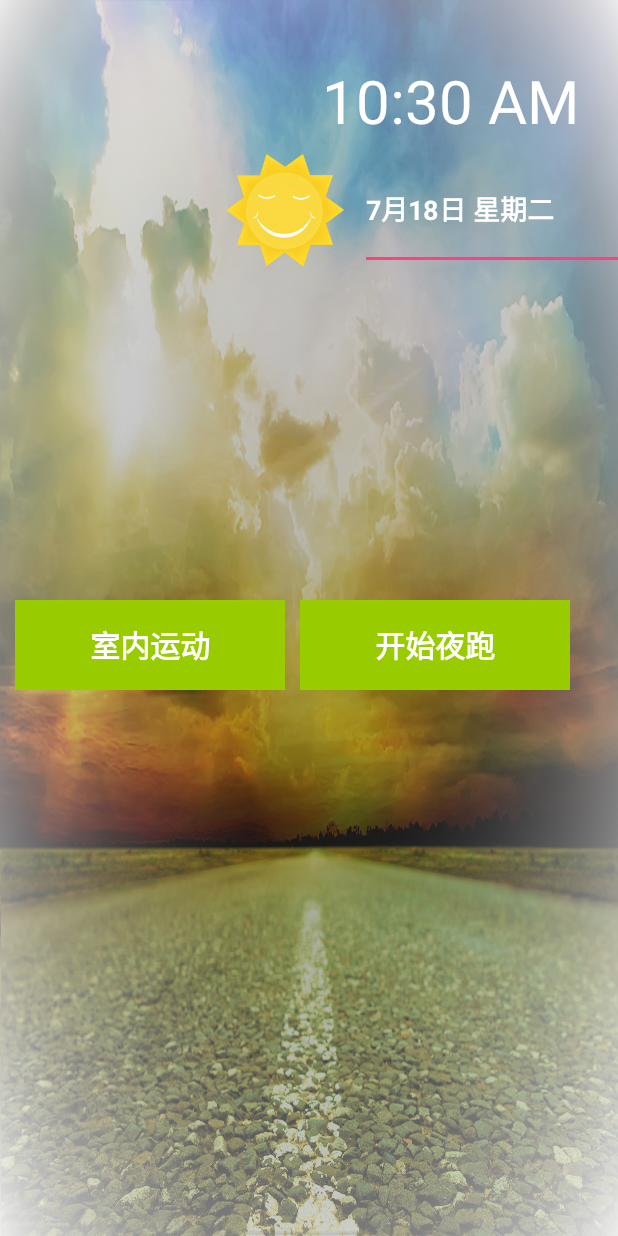
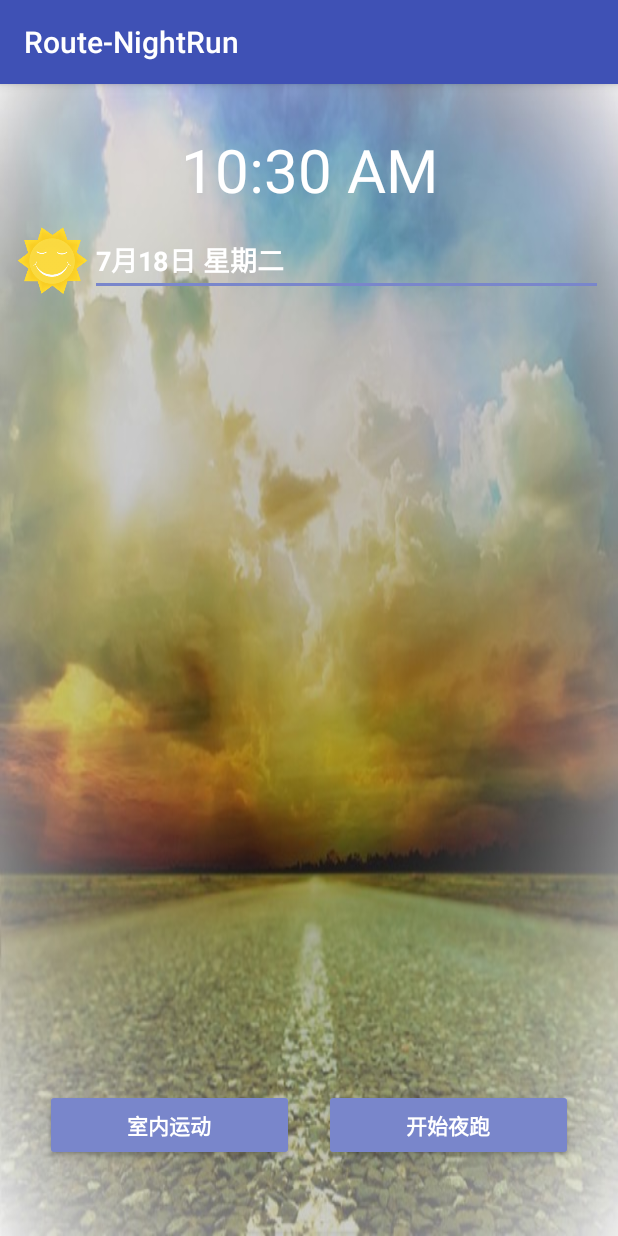
Before and after one commit to siweituxin-whursgis/Route-NightRun, an Android app: the screen it shows after launch (weatherActivity), on a phone screen of 412 x 824 dp. Run offline under Robolectric (Android 15) with nearby library versions, the phone set to English and light mode, and no system bars.

Commit message:
修复了运行时bug，调整首页布局

```diff
--- a/app/build.gradle
+++ b/app/build.gradle
@@ -35,6 +35,6 @@ dependencies {
     })
     compile 'com.android.support:appcompat-v7:23.4.0'
     compile 'com.android.support.constraint:constraint-layout:1.0.2'
+    compile 'com.esri.arcgisruntime:arcgis-android:100.1.0'
     testCompile 'junit:junit:4.12'
-    compile 'com.esri.arcgisruntime:arcgis-android:100.1.0'
 }
--- a/app/src/main/java/com/example/huyigong/route_nightrun/weatherActivity.java
+++ b/app/src/main/java/com/example/huyigong/route_nightrun/weatherActivity.java
@@ -1,156 +1,28 @@
 package com.example.huyigong.route_nightrun;
 
-import android.annotation.SuppressLint;
 import android.content.Intent;
+import android.support.v7.app.AppCompatActivity;
 import android.os.Bundle;
-import android.os.Handler;
-import android.support.v7.app.ActionBar;
-import android.support.v7.app.AppCompatActivity;
-import android.view.MotionEvent;
 import android.view.View;
 import android.widget.Button;
 
-/**
- * An example full-screen activity that shows and hides the system UI (i.e.
- * status bar and navigation/system bar) with user interaction.
- */
 public class weatherActivity extends AppCompatActivity {
-    /**
-     * Whether or not the system UI should be auto-hidden after
-     * {@link #AUTO_HIDE_DELAY_MILLIS} milliseconds.
-     */
-    private static final boolean AUTO_HIDE = true;
 
-    /**
-     * If {@link #AUTO_HIDE} is set, the number of milliseconds to wait after
-     * user interaction before hiding the system UI.
-     */
-    private static final int AUTO_HIDE_DELAY_MILLIS = 3000;
+    Button run_outside;
 
-    /**
-     * Some older devices needs a small delay between UI widget updates
-     * and a change of the status and navigation bar.
-     */
-    private static final int UI_ANIMATION_DELAY = 300;
-    private final Handler mHideHandler = new Handler();
-    private View mContentView;
-    private final Runnable mHidePart2Runnable = new Runnable() {
-        @SuppressLint("InlinedApi")
-        @Override
-        public void run() {
-            // Delayed removal of status and navigation bar
-
-            // Note that some of these constants are new as of API 16 (Jelly Bean)
-            // and API 19 (KitKat). It is safe to use them, as they are inlined
-            // at compile-time and do nothing on earlier devices.
-            mContentView.setSystemUiVisibility(View.SYSTEM_UI_FLAG_LOW_PROFILE
-                    | View.SYSTEM_UI_FLAG_FULLSCREEN
-                    | View.SYSTEM_UI_FLAG_LAYOUT_STABLE
-                    | View.SYSTEM_UI_FLAG_IMMERSIVE_STICKY
-                    | View.SYSTEM_UI_FLAG_LAYOUT_HIDE_NAVIGATION
-                    | View.SYSTEM_UI_FLAG_HIDE_NAVIGATION);
-        }
-    };
-    private View mControlsView;
-    private final Runnable mShowPart2Runnable = new Runnable() {
-        @Override
-        public void run() {
-            // Delayed display of UI elements
-            ActionBar actionBar = getSupportActionBar();
-            if (actionBar != null) {
-                actionBar.show();
-            }
-            mControlsView.setVisibility(View.VISIBLE);
-        }
-    };
-    private boolean mVisible;
-    private final Runnable mHideRunnable = new Runnable() {
-        @Override
-        public void run() {
-            hide();
-        }
-    };
-    /**
-     * Touch listener to use for in-layout UI controls to delay hiding the
-     * system UI. This is to prevent the jarring behavior of controls going away
-     * while interacting with activity UI.
-     */
-    private final View.OnTouchListener mDelayHideTouchListener = new View.OnTouchListener() {
-        @Override
-        public boolean onTouch(View view, MotionEvent motionEvent) {
-            if (AUTO_HIDE) {
-                delayedHide(AUTO_HIDE_DELAY_MILLIS);
-            }
-            return false;
-        }
-    };
-    Button run_outside;
     @Override
     protected void onCreate(Bundle savedInstanceState) {
         super.onCreate(savedInstanceState);
         setContentView(R.layout.activity_weather);
+
+        // 添加其他元素
         run_outside = (Button)findViewById(R.id.Button_night_run);
         run_outside.setOnClickListener(new View.OnClickListener() {
             @Override
             public void onClick(View v) {
-                Intent night_running = new Intent(weatherActivity.this,Night_Running.class);
+                Intent night_running = new Intent(weatherActivity.this, RunningActivity.class);
                 startActivity(night_running);
             }
         });
-
-
-    }
-
-    @Override
-    protected void onPostCreate(Bundle savedInstanceState) {
-        super.onPostCreate(savedInstanceState);
-
-        // Trigger the initial hide() shortly after the activity has been
-        // created, to briefly hint to the user that UI controls
-        // are available.
-        delayedHide(100);
-    }
-
-    private void toggle() {
-        if (mVisible) {
-            hide();
-        } else {
-            show();
-        }
-    }
-
-    private void hide() {
-        // Hide UI first
-        ActionBar actionBar = getSupportActionBar();
-        if (actionBar != null) {
-            actionBar.hide();
-        }
-        mControlsView.setVisibility(View.GONE);
-        mVisible = false;
-
-        // Schedule a runnable to remove the status and navigation bar after a delay
-        mHideHandler.removeCallbacks(mShowPart2Runnable);
-        mHideHandler.postDelayed(mHidePart2Runnable, UI_ANIMATION_DELAY);
-    }
-
-    @SuppressLint("InlinedApi")
-    private void show() {
-        // Show the system bar
-        mContentView.setSystemUiVisibility(View.SYSTEM_UI_FLAG_LAYOUT_FULLSCREEN
-                | View.SYSTEM_UI_FLAG_LAYOUT_HIDE_NAVIGATION);
-        mVisible = true;
-
-        // Schedule a runnable to display UI elements after a delay
-        mHideHandler.removeCallbacks(mHidePart2Runnable);
-        mHideHandler.postDelayed(mShowPart2Runnable, UI_ANIMATION_DELAY);
-    }
-
-    /**
-     * Schedules a call to hide() in [delay] milliseconds, canceling any
-     * previously scheduled calls.
-     */
-    private void delayedHide(int delayMillis) {
-        mHideHandler.removeCallbacks(mHideRunnable);
-        mHideHandler.postDelayed(mHideRunnable, delayMillis);
     }
 }
--- a/app/src/main/res/layout/activity_weather.xml
+++ b/app/src/main/res/layout/activity_weather.xml
@@ -13,32 +13,39 @@
     <!-- This FrameLayout insets its children based on system windows using
          android:fitsSystemWindows. -->
 
-    <FrameLayout
+
+    <LinearLayout
         android:layout_width="match_parent"
         android:layout_height="match_parent"
-        android:fitsSystemWindows="true">
+        android:layout_margin="10dp"
+        android:orientation="vertical">
 
+        <TextClock
+            android:id="@+id/textClock2"
+            android:layout_width="match_parent"
+            android:layout_height="wrap_content"
+            android:layout_marginTop="20dp"
+            android:textAlignment="center"
+            android:textColor="@android:color/background_light"
+            android:textSize="40sp" />
 
-        <Button
-            android:id="@+id/indoor_run"
-            android:layout_width="180dp"
-            android:layout_height="60dp"
-            android:layout_marginLeft="10dp"
-            android:layout_marginTop="400dp"
-            android:background="@android:color/holo_green_light"
-            android:text="室内运动"
-            android:textColor="@android:color/background_light"
-            android:textSize="20sp"
-            android:textStyle="bold" />
+        <LinearLayout
+            android:layout_width="match_parent"
+            android:layout_height="wrap_content"
+            android:layout_marginTop="10dp">
+
+            <ImageView
+                android:id="@+id/image_sun"
+                android:layout_width="50dp"
+                android:layout_height="match_parent"
+                android:layout_weight="0"
+                android:visibility="visible"
+                app:srcCompat="@drawable/sun" />
 
             <EditText
                 android:id="@+id/date"
-            android:layout_width="200dp"
-            android:layout_height="80dp"
-            android:layout_marginLeft="240dp"
-            android:layout_marginTop="100dp"
-            android:layout_weight="1"
-            android:width="50dp"
+                android:layout_width="match_parent"
+                android:layout_height="wrap_content"
                 android:ems="10"
                 android:inputType="date"
                 android:text="7月18日 星期二"
@@ -47,40 +54,48 @@
                 android:textStyle="bold"
                 tools:visibility="visible" />
 
-        <ImageView
-            android:id="@+id/image_sun"
-            android:layout_width="80dp"
-            android:layout_height="80dp"
-            android:layout_marginLeft="150dp"
-            android:layout_marginTop="100dp"
-            android:visibility="visible"
-            app:srcCompat="@drawable/sun" />
+        </LinearLayout>
 
-        <TextClock
-            android:id="@+id/textClock2"
-            android:layout_width="400dp"
-            android:layout_height="50dp"
-            android:layout_marginLeft="100dp"
-            android:layout_marginRight="100dp"
-            android:layout_marginTop="40dp"
+        <!--<TableLayout-->
+            <!--android:layout_width="match_parent"-->
+            <!--android:layout_height="wrap_content"-->
+            <!--android:layout_weight="1"-->
+            <!--android:gravity="bottom"-->
+            <!--android:stretchColumns="0,1">-->
+
+        <LinearLayout
+            android:layout_height="wrap_content"
+            android:layout_width="match_parent"
+            android:layout_margin="10dp"
+            android:gravity="bottom"
             android:layout_weight="1"
-            android:textAlignment="center"
-            android:textColor="@android:color/background_light"
-            android:textSize="40sp" />
+            android:orientation="horizontal">
+
+            <Button
+                android:id="@+id/indoor_run"
+                style="@android:style/Widget.Material.Button.Colored"
+                android:layout_width="match_parent"
+                android:layout_height="wrap_content"
+                android:layout_margin="10dp"
+                android:layout_weight="1"
+                android:text="室内运动"
+                android:textStyle="bold" />
 
             <Button
                 android:id="@+id/Button_night_run"
-            android:layout_width="180dp"
-            android:layout_height="60dp"
-            android:layout_marginLeft="200dp"
-            android:layout_marginTop="400dp"
-            android:background="@android:color/holo_green_light"
+                style="@android:style/Widget.Material.Button.Colored"
+                android:layout_width="match_parent"
+                android:layout_height="wrap_content"
+                android:layout_margin="10dp"
+                android:layout_weight="1"
                 android:text="开始夜跑"
-            android:textColor="@android:color/background_light"
-            android:textSize="20sp"
                 android:textStyle="bold" />
+
+        </LinearLayout>
+
+        <!--</TableLayout>-->
+
+    </LinearLayout>
 
 
 </FrameLayout>
-
-</FrameLayout>
--- a/app/src/main/res/values/colors.xml
+++ b/app/src/main/res/values/colors.xml
@@ -1,8 +1,12 @@
 <?xml version="1.0" encoding="utf-8"?>
 <resources>
+    <color name="colorPrimaryLight">#7986cb</color>
     <color name="colorPrimary">#3F51B5</color>
     <color name="colorPrimaryDark">#303F9F</color>
-    <color name="colorAccent">#FF4081</color>
+
+    <color name="colorAccent">#7986cb</color>
+    <color name="colorAccentLight">#81C784</color>
+    <color name="colorAccentDark">#388E3C</color>
 
     <color name="black_overlay">#66000000</color>
 </resources>
```
Also changed, not shown: app/src/main/AndroidManifest.xml (+15 -5 lines), app/src/main/res/drawable/roadr.jpg. Lines whose indentation alone changed are shown as unchanged.
